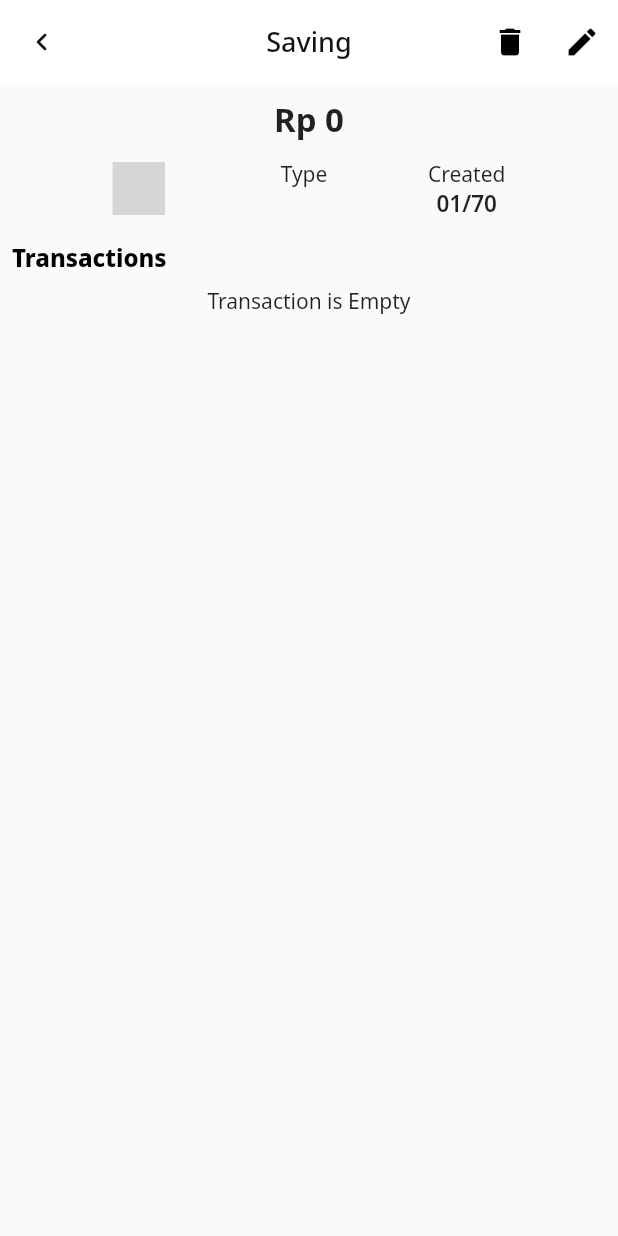
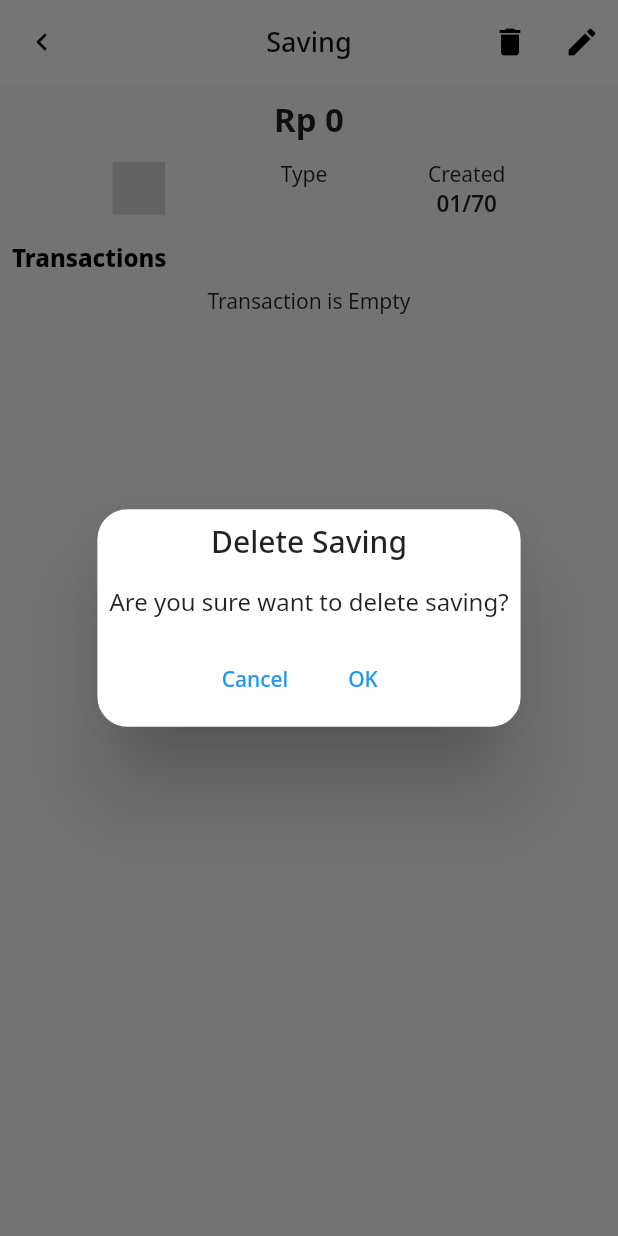
Before and after one commit to zuludin04/during, a Flutter app: the SavingDetailScreen screen opened directly with empty values, after a tap on the "delete" icon, on a phone screen of 412 x 824 dp. Run offline on Flutter 3.47's test engine with Material 2 defaults, Android fonts, the light colour scheme and no system bars; our stand-ins replace carousel_slider, flutter_svg, get, get_storage, modal_bottom_sheet, settings_ui and 1 more; missing offline and left inert: flex_color_picker; accounts and stored records are empty; grey boxes are pictures that could not be loaded.

Commit message:
delete saving data

```diff
--- a/lib/ui/saving/controllers/saving_detail_controller.dart
+++ b/lib/ui/saving/controllers/saving_detail_controller.dart
@@ -1,6 +1,7 @@
 import 'package:during/data/during_repository.dart';
 import 'package:during/data/source/entity/saving_entity.dart';
 import 'package:during/data/source/entity/transaction_entity.dart';
+import 'package:during/ui/dashboard/controllers/home_navigation_controller.dart';
 import 'package:get/get.dart';
 
 class SavingDetailController extends GetxController {
@@ -32,4 +33,10 @@ class SavingDetailController extends GetxController {
     loading = false;
     update();
   }
+
+  void deleteSaving() async {
+    await _repository.deleteSaving(saving.id);
+    Get.find<HomeNavigationController>().loadSavingList();
+    Get.back();
+  }
 }
--- a/lib/ui/saving/views/saving_detail_screen.dart
+++ b/lib/ui/saving/views/saving_detail_screen.dart
@@ -11,6 +11,7 @@ import 'package:get/get.dart';
 
 class SavingDetailScreen extends StatelessWidget {
   final SavingEntity _saving = Get.arguments;
+  final SavingDetailController _controller = Get.find();
 
   @override
   Widget build(BuildContext context) {
@@ -19,8 +20,27 @@ class SavingDetailScreen extends StatelessWidget {
         'Saving',
         actions: [
           IconButton(
-            onPressed: () {},
-            icon: Icon(Icons.delete, color: Colors.black),
+            onPressed: () {
+              Get.defaultDialog(
+                title: 'Delete Saving',
+                content: Text('Are you sure want to delete saving?'),
+                confirm: TextButton(
+                  onPressed: () {
+                    Get.back();
+                    _controller.deleteSaving();
+                  },
+                  child: Text('OK'),
+                ),
+                cancel: TextButton(
+                  onPressed: () => Get.back(),
+                  child: Text('Cancel'),
+                ),
+              );
+            },
+            icon: Icon(
+              Icons.delete,
+              color: Colors.black,
+            ),
           ),
           IconButton(
             onPressed: () {},
--- a/lib/ui/transaction/controllers/transaction_detail_controller.dart
+++ b/lib/ui/transaction/controllers/transaction_detail_controller.dart
@@ -19,7 +19,7 @@ class TransactionDetailController extends GetxController {
 
   void loadTransactionSaving() async {
     var result = await _repository.loadSingleSaving(transaction.savingId!);
-    saving = result.name ?? '';
+    saving = result.name ?? '~';
     update();
   }
 
```
Also changed, not shown: lib/data/during_repository.dart (+7 -0 lines), lib/data/source/during_db_provider.dart (+10 -1 lines).
